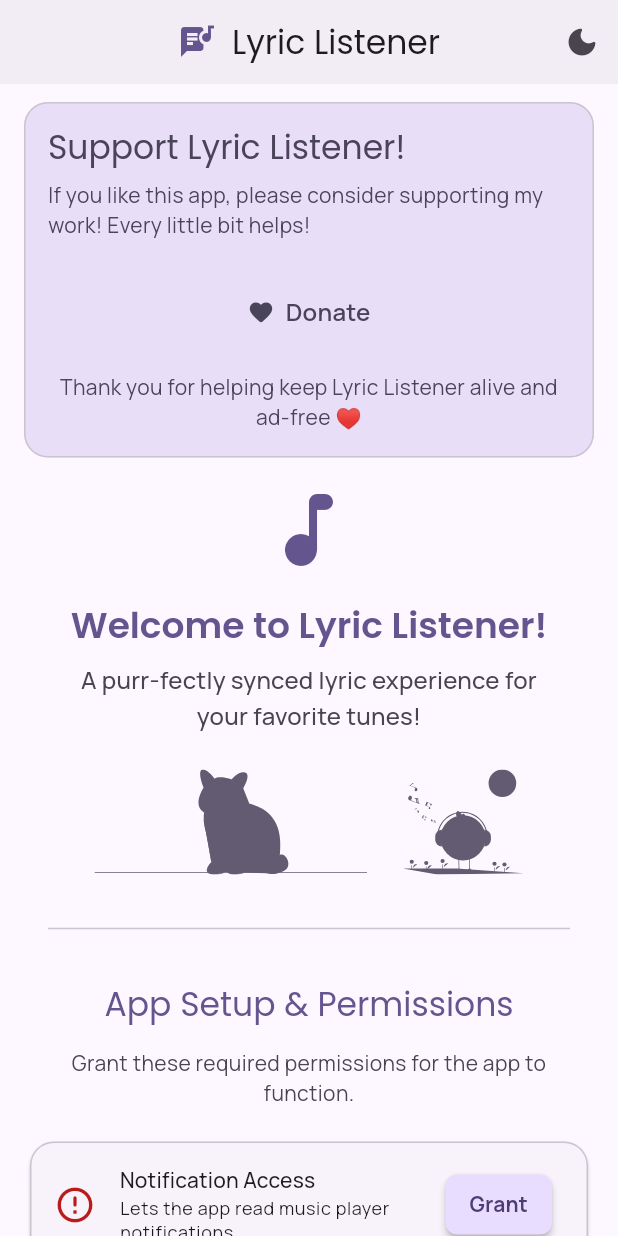
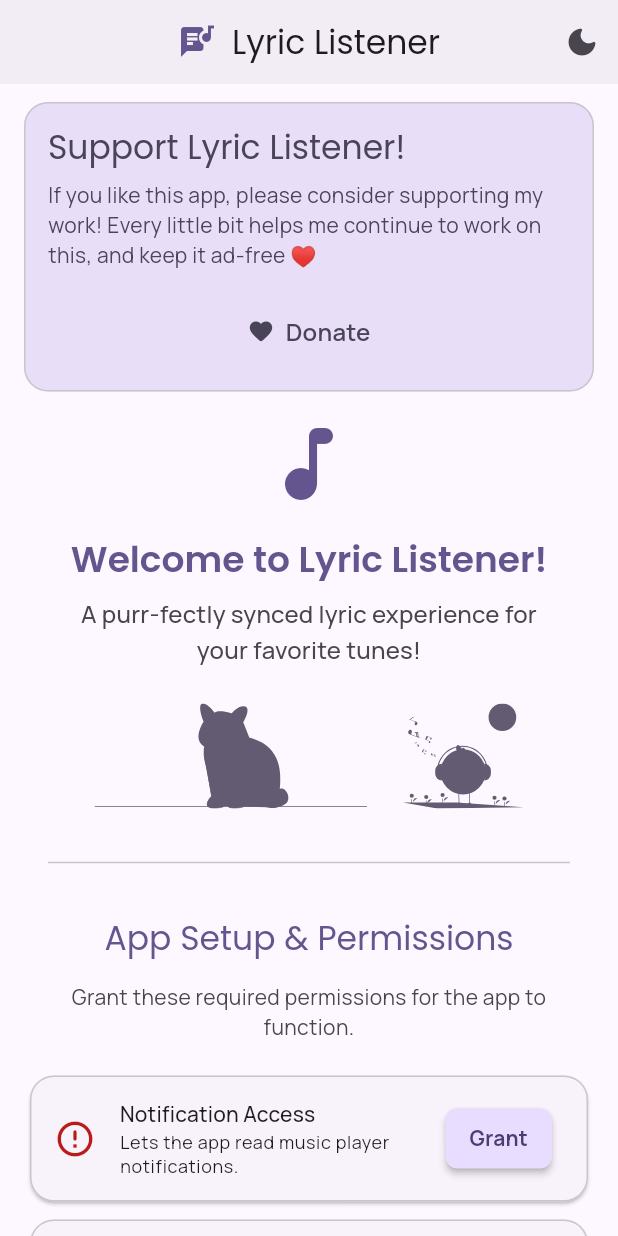
Before and after one commit to optimusprime123x/LyricsListener, a Flutter app: the screen it shows after launch, on a phone screen of 412 x 824 dp. Run offline on Flutter 3.47's test engine with Material 3 defaults, Android fonts, the phone set to English and light mode, and no system bars; our stand-ins replace flutter_svg, google_fonts, shared_preferences.

Commit message:
improve support button, remove ads button

```diff
--- a/lib/main.dart
+++ b/lib/main.dart
@@ -337,6 +337,8 @@ class _HomeScreenState extends State<HomeScreen> with WidgetsBindingObserver {
   bool _canStartService = false;
 
   bool _isServiceActionInProgress = false;
+  bool _supportCardVisible = false;
+  bool _welcomeVisible = false;
 
   bool _rememberLyricsWindowPosition = false;
 
@@ -356,6 +358,12 @@ class _HomeScreenState extends State<HomeScreen> with WidgetsBindingObserver {
     WidgetsBinding.instance.addObserver(this);
     _loadCustomizationPreferences();
     _loadInitialData();
+    WidgetsBinding.instance.addPostFrameCallback((_) {
+      setState(() {
+        _supportCardVisible = true;
+        _welcomeVisible = true;
+      });
+    });
   }
 
   Future<void> _loadCustomizationPreferences() async {
@@ -784,7 +792,7 @@ class _HomeScreenState extends State<HomeScreen> with WidgetsBindingObserver {
             ),
             const SizedBox(height: 8),
             Text(
-              'If you like this app, please consider supporting my work! Every little bit helps!',
+              'If you like this app, please consider supporting my work! Every little bit helps me continue to work on this, and keep it ad-free ♥',
               style: textTheme.bodyMedium?.copyWith(
                 color: colorScheme.onSecondaryContainer,
               ),
@@ -797,20 +805,12 @@ class _HomeScreenState extends State<HomeScreen> with WidgetsBindingObserver {
                 label: const Text('Donate'),
                 onPressed: _launchDonateUrl,
                 style: FilledButton.styleFrom(
-                  padding: const EdgeInsets.symmetric(vertical: 20),
+                  padding: const EdgeInsets.symmetric(vertical: 12),
                   textStyle: textTheme.titleMedium?.copyWith(
                     fontWeight: FontWeight.w600,
                   ),
                 ),
               ),
-            ),
-            const SizedBox(height: 8),
-            Text(
-              'Thank you for helping keep Lyric Listener alive and ad-free ♥',
-              style: textTheme.bodyMedium?.copyWith(
-                color: colorScheme.onSecondaryContainer,
-              ),
-              textAlign: TextAlign.center,
             ),
           ],
         ),
@@ -1176,8 +1176,16 @@ class _HomeScreenState extends State<HomeScreen> with WidgetsBindingObserver {
       screenContent = ListView(
         padding: const EdgeInsets.symmetric(horizontal: 16.0, vertical: 12.0),
         children: <Widget>[
-          _buildSupportCard(),
-          _buildWelcomeSection(context),
+          AnimatedOpacity(
+            opacity: _supportCardVisible ? 1.0 : 0.0,
+            duration: const Duration(milliseconds: 500),
+            child: _buildSupportCard(),
+          ),
+          AnimatedOpacity(
+            opacity: _welcomeVisible ? 1.0 : 0.0,
+            duration: const Duration(milliseconds: 500),
+            child: _buildWelcomeSection(context),
+          ),
 
           const Divider(height: 24, indent: 16, endIndent: 16),
           _buildSectionHeader(context, 'App Setup & Permissions'),
@@ -1294,33 +1302,7 @@ class _HomeScreenState extends State<HomeScreen> with WidgetsBindingObserver {
           ),
           const SizedBox(height: 8),
           Center(
-            child: ElevatedButton.icon(
-              icon:
-                  _isServiceActionInProgress
-                      ? SizedBox(
-                        width: 24,
-                        height: 24,
-                        child: CircularProgressIndicator(
-                          strokeWidth: 3,
-                          color:
-                              _isServiceRunning
-                                  ? colorScheme.onError
-                                  : colorScheme.onPrimary,
-                        ),
-                      )
-                      : Icon(
-                        _isServiceRunning
-                            ? Icons.stop_circle_outlined
-                            : Icons.play_circle_outline_rounded,
-                        size: 28,
-                      ),
-              label: Text(
-                _isServiceActionInProgress
-                    ? (_isServiceRunning ? 'Stopping...' : 'Starting...')
-                    : (_isServiceRunning
-                        ? 'Stop Lyric Service'
-                        : 'Launch Lyric Service'),
-              ),
+            child: ElevatedButton(
               onPressed:
                   _isServiceActionInProgress
                       ? null
@@ -1350,6 +1332,41 @@ class _HomeScreenState extends State<HomeScreen> with WidgetsBindingObserver {
                   }
                   return 4;
                 }),
+              ),
+              child: AnimatedScale(
+                scale: _isServiceActionInProgress ? 0.95 : 1.0,
+                duration: const Duration(milliseconds: 200),
+                child: Row(
+                  mainAxisSize: MainAxisSize.min,
+                  children: [
+                    _isServiceActionInProgress
+                        ? SizedBox(
+                          width: 24,
+                          height: 24,
+                          child: CircularProgressIndicator(
+                            strokeWidth: 3,
+                            color:
+                                _isServiceRunning
+                                    ? colorScheme.onError
+                                    : colorScheme.onPrimary,
+                          ),
+                        )
+                        : Icon(
+                          _isServiceRunning
+                              ? Icons.stop_circle_outlined
+                              : Icons.play_circle_outline_rounded,
+                          size: 28,
+                        ),
+                    const SizedBox(width: 8),
+                    Text(
+                      _isServiceActionInProgress
+                          ? (_isServiceRunning ? 'Stopping...' : 'Starting...')
+                          : (_isServiceRunning
+                              ? 'Stop Lyric Service'
+                              : 'Launch Lyric Service'),
+                    ),
+                  ],
+                ),
               ),
             ),
           ),
```
